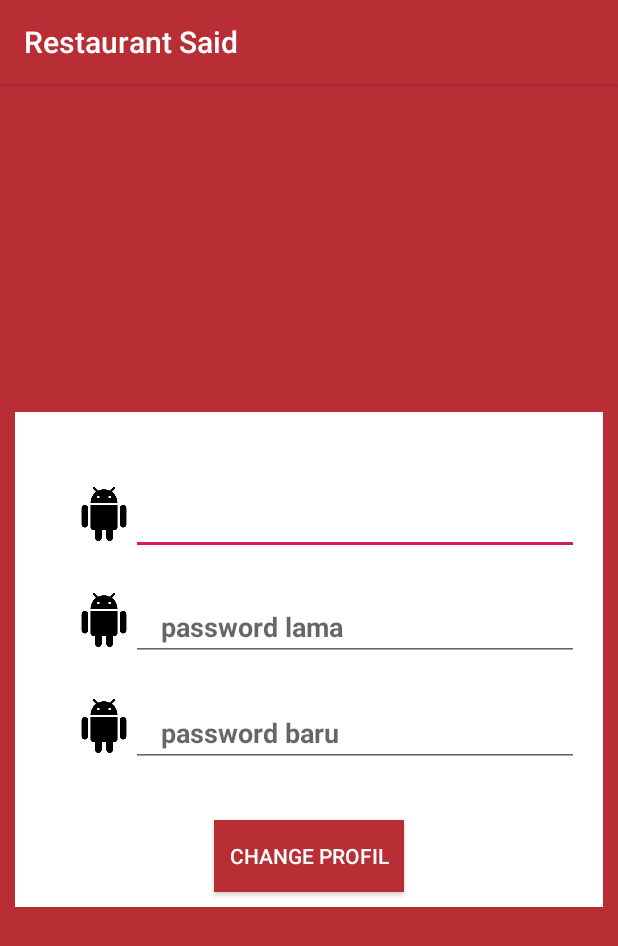
After one commit to saidirfan31/android-restaurant-said, an Android app: the ChangePasswordActivity screen opened directly, with no data from a screen before it, on a phone screen of 412 x 824 dp. The commit adds this screen. Shown: the top 946 px of the screen. Run offline under Robolectric (Android 15) with nearby library versions, the light colour scheme and no system bars; libraries missing offline, so code that uses them is left out: com.androidnetworking, com.androidnetworking.error, com.androidnetworking.interfaces.

Commit message:
get update profile

```diff
--- /dev/null
+++ b/app/src/main/java/com/restaurant/said/ChangePasswordActivity.java
@@ -0,0 +1,95 @@
+package com.restaurant.said;
+
+import androidx.appcompat.app.AppCompatActivity;
+
+import android.app.ProgressDialog;
+import android.os.Bundle;
+import android.view.View;
+import android.widget.Button;
+import android.widget.EditText;
+import android.widget.Toast;
+
+import com.androidnetworking.AndroidNetworking;
+import com.androidnetworking.error.ANError;
+import com.androidnetworking.interfaces.ParsedRequestListener;
+import com.restaurant.said.data.Constans;
+import com.restaurant.said.data.Session;
+import com.restaurant.said.model.RegisterResponse;
+import com.restaurant.said.utils.DialogUtils;
+
+public class ChangePasswordActivity extends AppCompatActivity {
+    Session session;
+    EditText name,oldPass,newPass;
+    Button changeProfil;
+    ProgressDialog progressDialog;
+    String nama="";
+    @Override
+    protected void onCreate(Bundle savedInstanceState) {
+        super.onCreate(savedInstanceState);
+        setContentView(R.layout.activity_change_password);
+        session = new Session(this);
+        progressDialog = new ProgressDialog(this);
+        nama = getIntent().getStringExtra("nama");
+        initBinding();
+        initClick();
+    }
+    private void initBinding() {
+        name = findViewById(R.id.et_name);
+        oldPass = findViewById(R.id.et_old_password);
+        newPass = findViewById(R.id.et_new_password);
+        changeProfil = findViewById(R.id.btn_change_profil);
+        name.setText(nama);
+    }
+    private void initClick() {
+        changeProfil.setOnClickListener(new View.OnClickListener() {
+            @Override
+            public void onClick(View v) {
+                if(name.getText().toString().isEmpty()){
+                    Toast.makeText(ChangePasswordActivity.this, "nama harus diisi", Toast.LENGTH_SHORT).show();
+                }else if(oldPass.getText().toString().isEmpty()){
+                    Toast.makeText(ChangePasswordActivity.this, "password lama harus diisi", Toast.LENGTH_SHORT).show();
+                }else if(newPass.getText().toString().isEmpty()){
+                    Toast.makeText(ChangePasswordActivity.this, "password baru harus diisi", Toast.LENGTH_SHORT).show();
+                }
+                else {
+                    updateUser();
+                }
+            }
+        });
+    }
+    public void updateUser() {
+        DialogUtils.openDialog(this);
+
+        AndroidNetworking.post(Constans.UPDATE_PROFILE_USER+"/"+session.getUserId())
+                .addBodyParameter("nama", name.getText().toString())
+                .addBodyParameter("old_password", oldPass.getText().toString())
+                .addBodyParameter("new_password", newPass.getText().toString())
+                .build()
+                .getAsObject(RegisterResponse.class, new ParsedRequestListener() {
+                            @Override
+                            public void onResponse(Object response) {
+                                if (response instanceof RegisterResponse) {
+                                    RegisterResponse res = (RegisterResponse) response;
+                                    if (res.getStatus().equals("success")) {
+                                        Toast.makeText(ChangePasswordActivity.this,
+                                                "Berhasil edit Profil", Toast.LENGTH_SHORT).show();
+                                        finish();
+                                    } else {
+                                        Toast.makeText(ChangePasswordActivity.this,
+                                                "Gagal Edit profil", Toast.LENGTH_SHORT).show();
+                                    }
+                                }
+                                DialogUtils.closeDialog();
+                            }
+                            @Override
+                            public void onError(ANError anError) {
+                                Toast.makeText(ChangePasswordActivity.this,
+                                        "Terjadi kesalahan API", Toast.LENGTH_SHORT).show();
+                                Toast.makeText(ChangePasswordActivity.this,
+                                        "Terjadi kesalahan API : "+anError.getCause().toString(),
+                                        Toast.LENGTH_SHORT).show();
+                                DialogUtils.closeDialog();
+                            }
+                        });
+    }
+}
--- a/app/src/main/java/com/restaurant/said/DashboardActivity.java
+++ b/app/src/main/java/com/restaurant/said/DashboardActivity.java
@@ -7,6 +7,7 @@ import androidx.recyclerview.widget.GridLayoutManager;
 import androidx.recyclerview.widget.RecyclerView;
 
 import android.app.ProgressDialog;
+import android.content.Intent;
 import android.os.Bundle;
 import android.view.Menu;
 import android.view.MenuItem;
@@ -85,6 +86,9 @@ public class DashboardActivity extends AppCompatActivity {
             case R.id.menu_logout:
                 session.logoutUser();
                 break;
+            case R.id.menu_account:
+                startActivity(new Intent(DashboardActivity.this, ProfileActivity.class));
+                break;
         }
         return true;
     }
--- a/app/src/main/java/com/restaurant/said/data/Constans.java
+++ b/app/src/main/java/com/restaurant/said/data/Constans.java
@@ -7,4 +7,7 @@ public class Constans {
     public static final String LOGIN = WEB_URL_RESTORAN + "login/";
     public static final String GET_LIST_RESTAURANT = WEB_URL_RESTORAN + "list/rm";
     public static final String GET_SEARCH_RESTAURANT = WEB_URL_RESTORAN + "list/cari/";
+
+    public static final String GET_PROFIL_USER = WEB_URL_RESTORAN + "/user";
+    public static final String UPDATE_PROFILE_USER = WEB_URL_RESTORAN + "/user/update";
 }
--- a/app/src/main/java/com/restaurant/said/model/LoginResponse.java
+++ b/app/src/main/java/com/restaurant/said/model/LoginResponse.java
@@ -4,18 +4,18 @@ import com.google.gson.annotations.Expose;
 
 public class LoginResponse {
     @Expose
-    private Login login;
+    private Login data;
     @Expose
     private String message;
     @Expose
     private String status;
 
     public Login getLogin() {
-        return login;
+        return data;
     }
 
     public void setLogin(Login login) {
-        this.login = login;
+        this.data = login;
     }
 
     public String getMessage() {
--- /dev/null
+++ b/app/src/main/res/layout/activity_change_password.xml
@@ -0,0 +1,108 @@
+<?xml version="1.0" encoding="utf-8"?>
+<androidx.core.widget.NestedScrollView xmlns:android="http://schemas.android.com/apk/res/android"
+    xmlns:app="http://schemas.android.com/apk/res-auto"
+    xmlns:tools="http://schemas.android.com/tools"
+    android:layout_width="match_parent"
+    android:layout_height="match_parent"
+    android:background="@color/colorPrimary"
+    android:orientation="vertical">
+
+    <LinearLayout
+        android:layout_width="match_parent"
+        android:layout_height="match_parent"
+        android:layout_gravity="center_vertical"
+        android:layout_margin="10sp"
+        android:background="@color/colorWhite"
+        android:orientation="vertical">
+
+        <LinearLayout
+            android:layout_width="360dp"
+            android:layout_height="wrap_content"
+            android:layout_gravity="center"
+            android:layout_marginTop="50dp"
+            android:orientation="vertical">
+
+            <LinearLayout
+                android:layout_width="match_parent"
+                android:layout_height="wrap_content"
+                android:orientation="horizontal"
+                android:paddingLeft="25dp">
+
+                <ImageView
+                    android:layout_width="36dp"
+                    android:layout_height="36dp"
+                    android:src="@drawable/ic_high_quality_black_24dp" />
+
+                <EditText
+                    android:id="@+id/et_name"
+                    android:layout_width="match_parent"
+                    android:layout_height="wrap_content"
+                    android:layout_gravity="center_vertical"
+                    android:paddingLeft="20dp"
+                    android:textColor="@color/colorPrimary"
+                    android:textStyle="bold"
+                    tools:text="fadil@gmail.com" />
+            </LinearLayout>
+
+            <LinearLayout
+                android:layout_width="match_parent"
+                android:layout_height="match_parent"
+                android:layout_marginTop="25dp"
+                android:orientation="horizontal"
+                android:paddingLeft="25dp">
+
+                <ImageView
+                    android:layout_width="36dp"
+                    android:layout_height="36dp"
+                    android:src="@drawable/ic_high_quality_black_24dp" />
+
+                <EditText
+                    android:id="@+id/et_old_password"
+                    android:layout_width="match_parent"
+                    android:layout_height="wrap_content"
+                    android:layout_gravity="center_vertical"
+                    android:hint="password lama"
+                    android:paddingLeft="20dp"
+                    android:textColor="@color/colorPrimary"
+                    android:textStyle="bold"
+                    tools:text="Fadil" />
+            </LinearLayout>
+
+            <LinearLayout
+                android:layout_width="match_parent"
+                android:layout_height="match_parent"
+                android:layout_marginTop="25dp"
+                android:orientation="horizontal"
+                android:paddingLeft="25dp">
+
+                <ImageView
+                    android:layout_width="36dp"
+                    android:layout_height="36dp"
+                    android:src="@drawable/ic_high_quality_black_24dp" />
+
+                <EditText
+                    android:id="@+id/et_new_password"
+                    android:layout_width="match_parent"
+                    android:layout_height="wrap_content"
+                    android:layout_gravity="center_vertical"
+                    android:hint="password baru"
+                    android:paddingLeft="20dp"
+                    android:textColor="@color/colorPrimary"
+                    android:textStyle="bold"
+                    tools:text="Fadil" />
+            </LinearLayout>
+        </LinearLayout>
+
+        <Button
+            android:id="@+id/btn_change_profil"
+            android:layout_width="wrap_content"
+            android:layout_height="wrap_content"
+            android:layout_gravity="center_horizontal"
+            android:layout_marginTop="35dp"
+            android:layout_marginBottom="10dp"
+            android:background="@color/colorPrimary"
+            android:padding="10dp"
+            android:text="Change Profil"
+            android:textColor="#fff" />
+    </LinearLayout>
+</androidx.core.widget.NestedScrollView>
--- a/app/src/main/res/menu/menu_dashboard.xml
+++ b/app/src/main/res/menu/menu_dashboard.xml
@@ -3,4 +3,7 @@
     <item
         android:id="@+id/menu_logout"
         android:title="Logout" />
+    <item
+        android:id="@+id/menu_account"
+        android:title="Account" />
 </menu>
--- a/build.gradle
+++ b/build.gradle
@@ -7,7 +7,7 @@ buildscript {
 
     }
     dependencies {
-        classpath 'com.android.tools.build:gradle:3.5.2'
+        classpath 'com.android.tools.build:gradle:3.5.3'
 
         // NOTE: Do not place your application dependencies here; they belong
         // in the individual module build.gradle files
```
Also changed, not shown: app/src/main/AndroidManifest.xml (+6 -3 lines), app/src/main/java/com/restaurant/said/ProfileActivity.java (added, +85 -0 lines), app/src/main/java/com/restaurant/said/auth/LoginActivity.java (+4 -6 lines), app/src/main/java/com/restaurant/said/data/Session.java (+9 -6 lines), app/src/main/res/drawable/user.xml (added, +9 -0 lines), app/src/main/res/layout/activity_profile.xml (added, +97 -0 lines).
